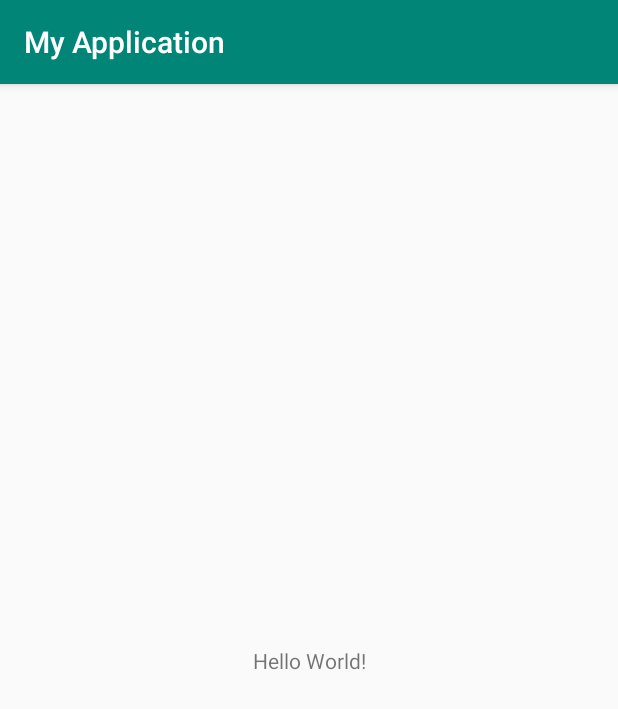
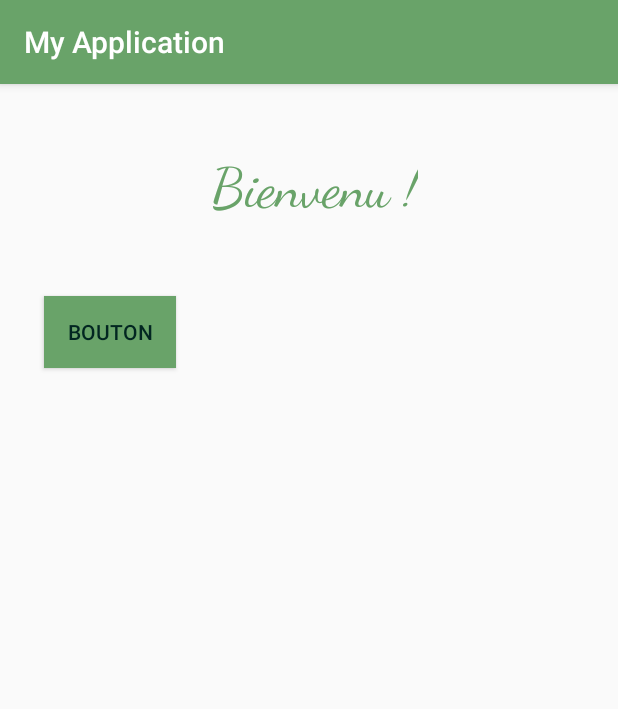
Before and after one commit to LudovicGrosse/Room-App, an Android app: the screen it shows after launch (MainActivity), on a phone screen of 412 x 824 dp. Shown: the top 709 px of the screen. Run offline under Robolectric (Android 15) with nearby library versions, the phone set to English and light mode, and no system bars.

Commit message:
Customisation acceuil et bouton

```diff
--- a/app/src/main/res/layout/activity_main.xml
+++ b/app/src/main/res/layout/activity_main.xml
@@ -9,10 +9,32 @@
     <TextView
         android:layout_width="wrap_content"
         android:layout_height="wrap_content"
-        android:text="Hello World!"
+        android:layout_marginLeft="8dp"
+        android:layout_marginTop="8dp"
+        android:text="Bienvenu !"
+        android:textAppearance="@style/TextAppearance.AppCompat.Display1"
+        android:textColor="@color/colorPrimary"
+        android:textSize="36sp"
+        app:fontFamily="cursive"
         app:layout_constraintBottom_toBottomOf="parent"
         app:layout_constraintLeft_toLeftOf="parent"
         app:layout_constraintRight_toRightOf="parent"
-        app:layout_constraintTop_toTopOf="parent" />
+        app:layout_constraintTop_toTopOf="parent"
+        app:layout_constraintVertical_bias="0.056"
+        tools:text="Bienvenu !" />
+
+    <Button
+        android:id="@+id/button"
+        android:layout_width="wrap_content"
+        android:layout_height="wrap_content"
+        android:layout_marginStart="29dp"
+        android:layout_marginLeft="29dp"
+        android:layout_marginTop="141dp"
+        android:background="@color/colorPrimary"
+        android:text="Bouton"
+        android:textColor="@color/colorPrimaryDark"
+        app:layout_constraintStart_toStartOf="parent"
+        app:layout_constraintTop_toTopOf="parent"
+        tools:text="Bouton" />
 
 </android.support.constraint.ConstraintLayout>
--- a/app/src/main/res/values/colors.xml
+++ b/app/src/main/res/values/colors.xml
@@ -1,6 +1,6 @@
 <?xml version="1.0" encoding="utf-8"?>
 <resources>
-    <color name="colorPrimary">#008577</color>
-    <color name="colorPrimaryDark">#00574B</color>
-    <color name="colorAccent">#D81B60</color>
+    <color name="colorPrimary">#69a369</color>
+    <color name="colorPrimaryDark">#022621</color>
+    <color name="colorAccent">#2f0313</color>
 </resources>
```
